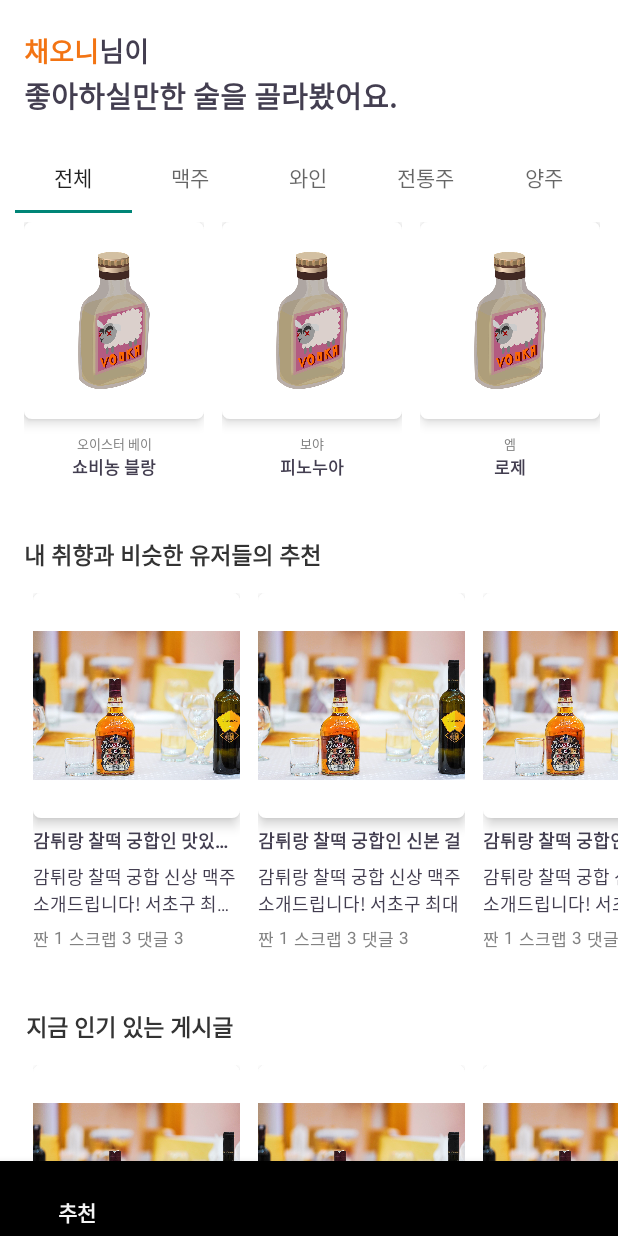
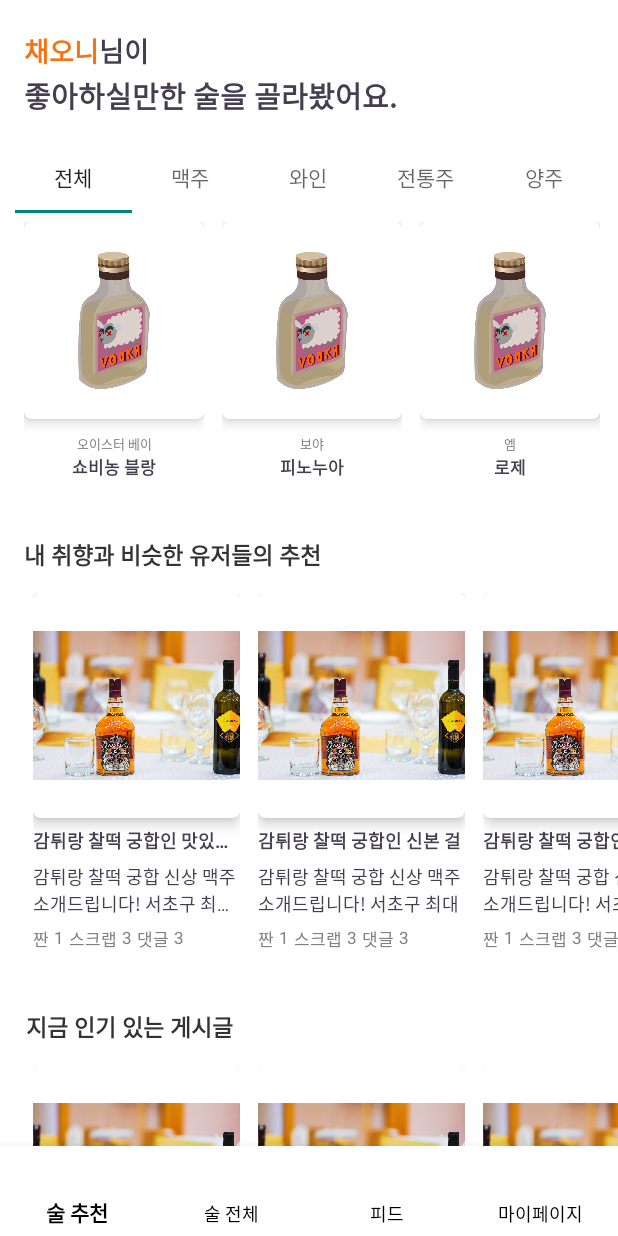
Before and after one commit to ReadyItGo-A-level/Frontend, an Android app: the screen it shows after launch (MainActivity), on a phone screen of 412 x 824 dp. Run offline under Robolectric (Android 15) with nearby library versions, the phone set to English and light mode, and no system bars.

Commit message:
바텀 네비게이션 디자인 1차 수정 #48

```diff
--- a/app/src/main/res/layout/activity_main.xml
+++ b/app/src/main/res/layout/activity_main.xml
@@ -18,7 +18,9 @@
     <com.google.android.material.bottomnavigation.BottomNavigationView
         android:id="@+id/constraintlayout_main_bnav"
         android:layout_width="match_parent"
-        android:layout_height="50dp"
+        android:layout_height="60dp"
+        android:background="@color/white"
+        app:itemTextColor="@color/black"
         app:labelVisibilityMode="labeled"
         app:layout_constraintBottom_toBottomOf="parent"
         app:layout_constraintEnd_toEndOf="parent"
--- a/app/src/main/res/menu/menu_bnav.xml
+++ b/app/src/main/res/menu/menu_bnav.xml
@@ -1,9 +1,9 @@
 <?xml version="1.0" encoding="utf-8"?>
 <menu xmlns:android="http://schemas.android.com/apk/res/android">
     <item android:id="@+id/recommend"
-        android:title="추천"/>
+        android:title="술 추천"/>
     <item android:id="@+id/all_alcohol"
-        android:title="전체"/>
+        android:title="술 전체"/>
     <item android:id="@+id/feed"
         android:title="피드"/>
     <item android:id="@+id/my_page"
--- a/app/src/main/res/values/themes.xml
+++ b/app/src/main/res/values/themes.xml
@@ -1,14 +1,14 @@
 <resources xmlns:tools="http://schemas.android.com/tools">
     <!-- Base application theme. -->
-    <style name="Theme.Alevel" parent="Theme.AppCompat.DayNight.NoActionBar">
+    <style name="Theme.Alevel" parent="Theme.AppCompat.Light.NoActionBar">
         <!-- Primary brand color. -->
-<!--        <item name="colorPrimary">@color/purple_500</item>-->
-        <item name="colorPrimaryVariant">#999999</item>
+        <item name="colorPrimary">@color/primary</item>
+        <item name="colorPrimaryVariant">@color/gray4</item>
         <item name="colorOnPrimary">@color/white</item>
         <!-- Secondary brand color. -->
-        <item name="colorSecondary">@color/teal_200</item>
-        <item name="colorSecondaryVariant">@color/teal_700</item>
-        <item name="colorOnSecondary">@color/black</item>
+        <item name="colorSecondary">@color/primary2</item>
+        <item name="colorSecondaryVariant">@color/gray2</item>
+        <item name="colorOnSecondary">@color/white</item>
         <!-- Status bar color. -->
         <item name="android:statusBarColor" tools:targetApi="l">?attr/colorPrimaryVariant</item>
         <!-- Customize your theme here. -->
@@ -18,6 +18,6 @@
         <item name="windowActionBar">false</item>
         <item name="windowNoTitle">true</item>
     </style>
-    <style name="Theme.Alevel.AppBarOverlay" parent="ThemeOverlay.AppCompat.Dark.ActionBar" />
+    <style name="Theme.Alevel.AppBarOverlay" parent="ThemeOverlay.AppCompat.ActionBar" />
     <style name="Theme.Alevel.PopupOverlay" parent="ThemeOverlay.AppCompat.Light" />
 </resources>
```
